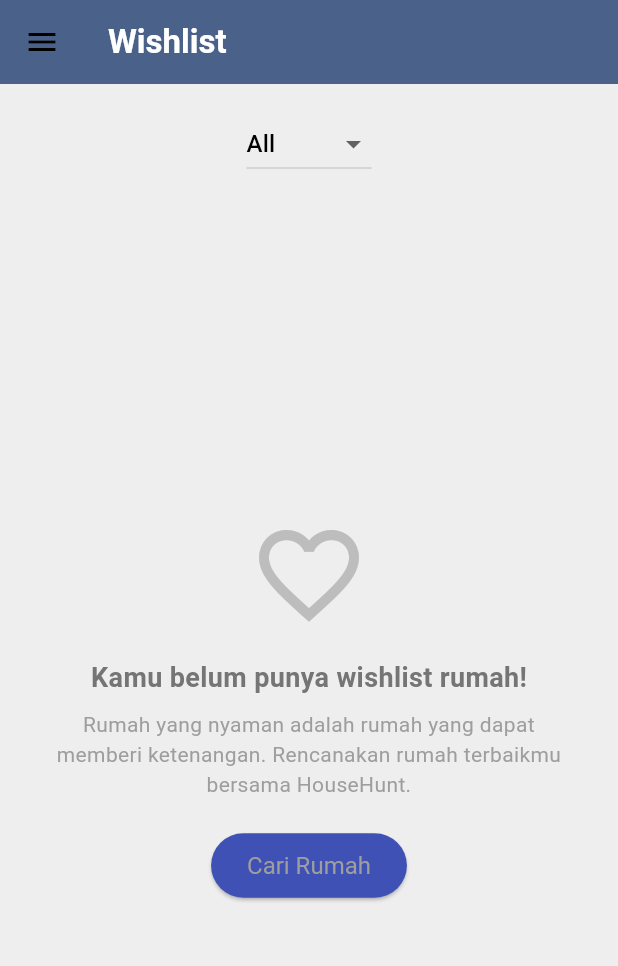
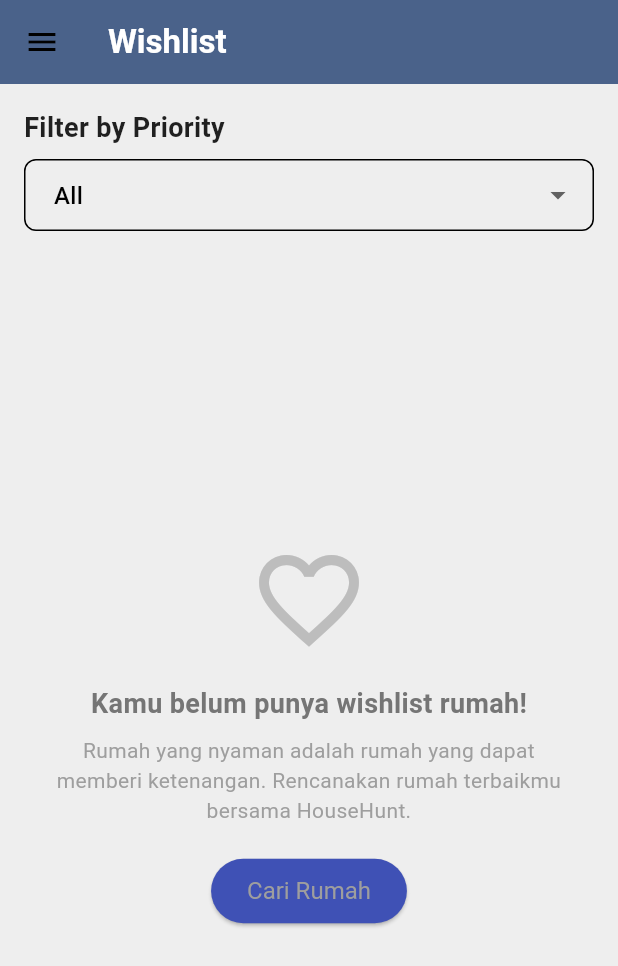
Before and after one commit to PBP24-D01/HouseHunt-Mobile, a Flutter app: the WishlistPage screen opened directly, on a phone screen of 412 x 824 dp. Shown: the top 966 px of the screen. Run offline on Flutter 3.47's test engine with Material 3 defaults, Android fonts, the phone set to English and light mode, and no system bars; missing offline and left inert: pbp_django_auth; network calls fail.

Commit message:
style: enhance filter dropdown

```diff
--- a/lib/module/wishlist/main.dart
+++ b/lib/module/wishlist/main.dart
@@ -104,15 +104,34 @@ class _WishlistPageState extends State<WishlistPage> {
       body: Padding(
         padding: const EdgeInsets.all(16.0),
         child: Column(
+          crossAxisAlignment: CrossAxisAlignment.start,
           children: [
+            // Filter Title
+            const Text(
+              'Filter by Priority',
+              style: TextStyle(
+                fontSize: 18,
+                fontWeight: FontWeight.bold,
+                color: Colors.black87,
+              ),
+            ),
+            const SizedBox(height: 8),
+
             // Filter Dropdown
-            DropdownButton<String>(
+            DropdownButtonFormField<String>(
               value: selectedPriority,
               onChanged: (String? newValue) {
                 setState(() {
                   selectedPriority = newValue!;
                 });
               },
+              decoration: InputDecoration(
+                border: OutlineInputBorder(
+                  borderRadius: BorderRadius.circular(8.0),
+                ),
+                contentPadding: const EdgeInsets.symmetric(horizontal: 16, vertical: 8),
+                hintText: 'Select Priority',
+              ),
               items: priorityOptions.map((String value) {
                 return DropdownMenuItem<String>(
                   value: value,
@@ -121,6 +140,8 @@ class _WishlistPageState extends State<WishlistPage> {
               }).toList(),
             ),
             const SizedBox(height: 16),
+
+            // Wishlist Items
             Expanded(
               child: FutureBuilder<List<Wishlist>>(
                 future: fetchWishlist(request),
@@ -194,7 +215,7 @@ class _WishlistPageState extends State<WishlistPage> {
 
                     return ListView.builder(
                       padding: const EdgeInsets.all(16.0),
-                      itemCount: filteredWishlist.length + 1,  // Adding 1 to include the text at the bottom
+                      itemCount: filteredWishlist.length + 1, // Adding 1 to include the text at the bottom
                       itemBuilder: (context, index) {
                         if (index == filteredWishlist.length) {
                           // This is the last item (text)
@@ -211,8 +232,8 @@ class _WishlistPageState extends State<WishlistPage> {
                           // Return the wishlist card for each item
                           final item = filteredWishlist[index];
                           return WishlistCard(
-                            wishlist: item,  // Pass the item data
-                            request: request,  // Pass the request
+                            wishlist: item, // Pass the item data
+                            request: request, // Pass the request
                             onDelete: () => _handleDeleteWishlist(item),
                             onEdit: () => _handleEditWishlist(item, request),
                           );
```
